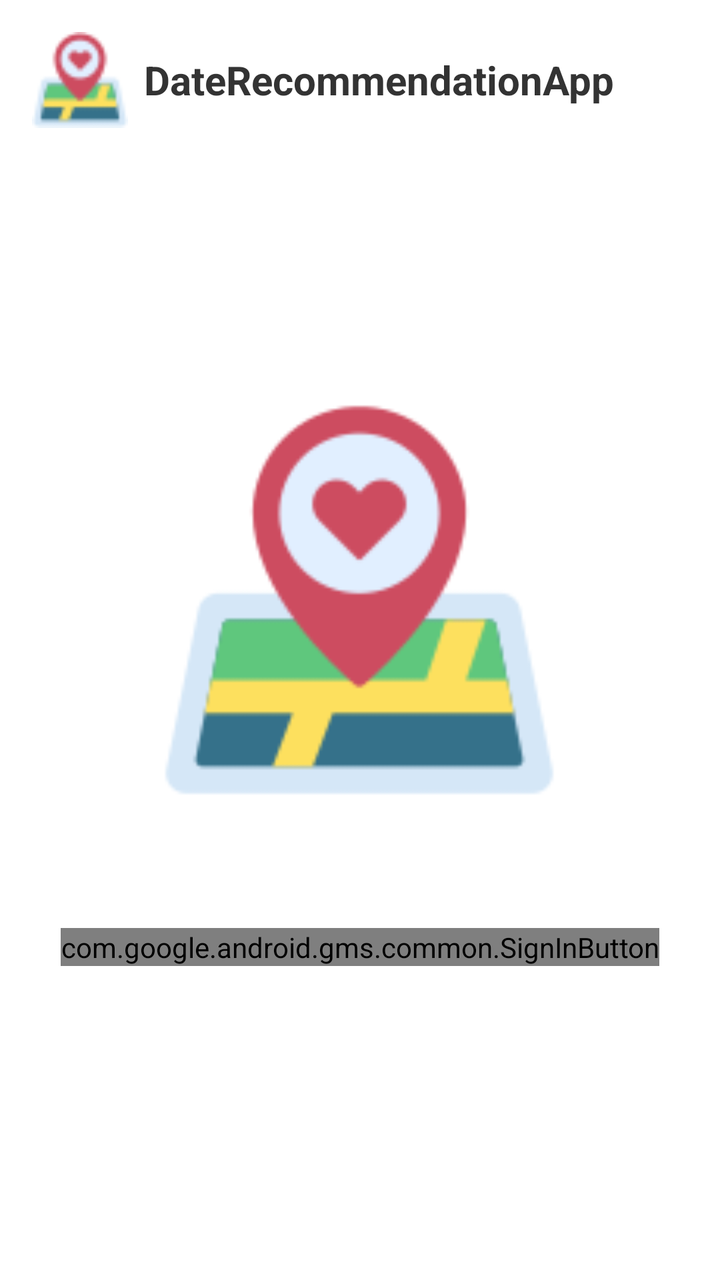
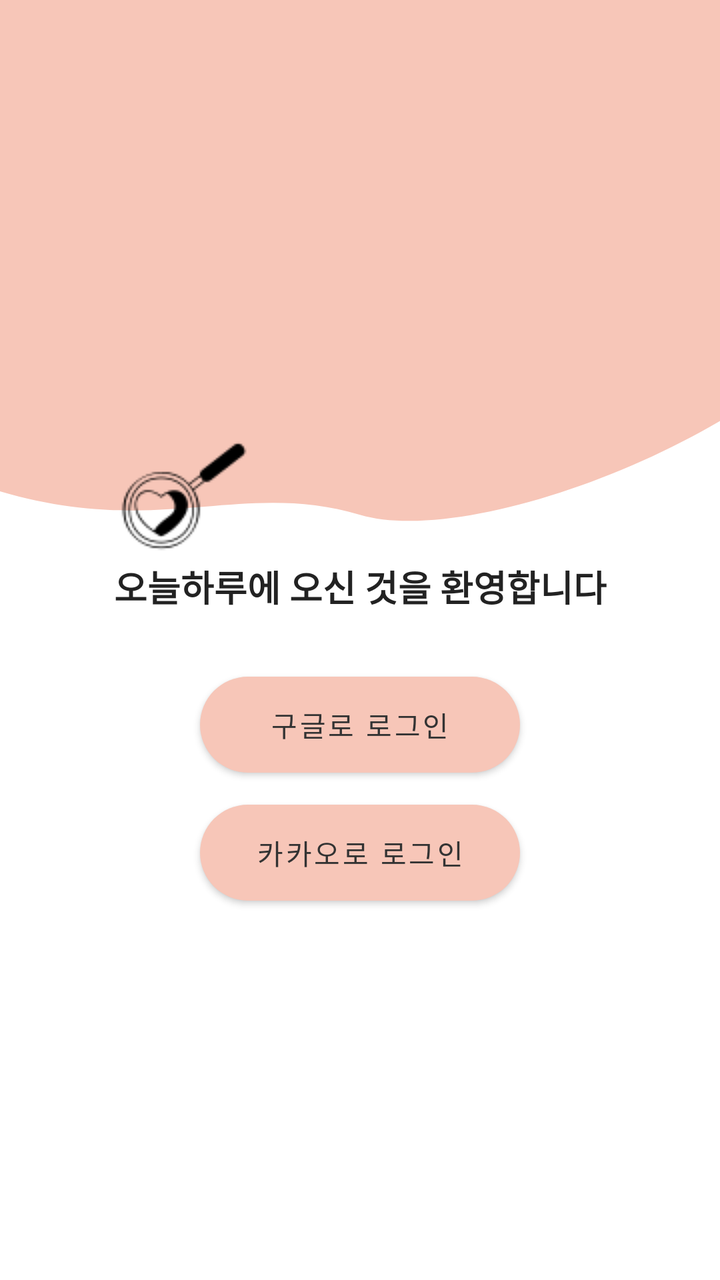

Before-and-after screenshots of an Android layout around one commit, followed by the original layout XML and the change that was made.
<!-- AndroidManifest.xml: application theme Theme.DateCourseRecommendApplication -->
<!-- res/layout/activity_login.xml -->
<?xml version="1.0" encoding="utf-8"?>
<androidx.constraintlayout.widget.ConstraintLayout
    xmlns:android="http://schemas.android.com/apk/res/android"
    xmlns:app="http://schemas.android.com/apk/res-auto"
    xmlns:tools="http://schemas.android.com/tools"
    android:id="@+id/loginLayout"
    android:layout_width="match_parent"
    android:layout_height="match_parent"
    android:background="#FFFFFF"
    tools:context=".Activity.LoginActivity">

    
    <LinearLayout
        android:id="@+id/headerLayout"
        android:layout_width="0dp"
        android:layout_height="wrap_content"
        android:orientation="horizontal"
        android:gravity="center_vertical"
        android:padding="16dp"
        app:layout_constraintTop_toTopOf="parent"
        app:layout_constraintStart_toStartOf="parent"
        app:layout_constraintEnd_toEndOf="parent">

        <ImageView
            android:id="@+id/imgLogo"
            android:layout_width="48dp"
            android:layout_height="48dp"
            android:src="@drawable/app_logo_color"
            android:contentDescription="App Logo"
            android:layout_marginEnd="8dp" />

        <TextView
            android:id="@+id/tvAppTitle"
            android:layout_width="wrap_content"
            android:layout_height="wrap_content"
            android:text="DateRecommendationApp"
            android:textSize="20sp"
            android:textStyle="bold"
            android:textColor="#333333" />
    </LinearLayout>

    

    
    <ImageView
        android:id="@+id/appLogo"
        android:layout_width="200dp"
        android:layout_height="200dp"
        android:layout_marginTop="200dp"
        android:layout_marginBottom="48dp"
        android:contentDescription="App Logo"
        android:src = "@drawable/app_logo_color_128px"
        app:layout_constraintEnd_toEndOf="parent"
        app:layout_constraintHorizontal_bias="0.497"
        app:layout_constraintStart_toStartOf="parent"
        app:layout_constraintTop_toTopOf="parent"
        app:layout_constraintVertical_bias="0.0"
        app:layout_constraintVertical_chainStyle="packed" />

    <com.google.android.gms.common.SignInButton
        android:id="@+id/btnGoogleSignIn"
        android:layout_width="wrap_content"
        android:layout_height="wrap_content"
        android:layout_marginTop="64dp"
        app:layout_constraintEnd_toEndOf="parent"
        app:layout_constraintStart_toStartOf="parent"
        app:layout_constraintTop_toBottomOf="@id/appLogo">
    </com.google.android.gms.common.SignInButton>


</androidx.constraintlayout.widget.ConstraintLayout>
<!-- resources referenced by this layout -->
<resources>
  <!-- drawable app_logo_color: png bitmap (drawable, 1473 bytes) -->
  <!-- drawable app_logo_color_128px: png bitmap (drawable, 5389 bytes) -->
  <style name="Theme.DateCourseRecommendApplication" parent="Theme.MaterialComponents.DayNight.NoActionBar">
      
  
      
      <item name="colorPrimary">@color/purple_500</item>
      <item name="colorPrimaryVariant">@color/purple_700</item>
      <item name="colorOnPrimary">@color/white</item>
      
      <item name="colorSecondary">@color/teal_200</item>
      <item name="colorSecondaryVariant">@color/teal_700</item>
      <item name="colorOnSecondary">@color/black</item>
      
      <item name="android:statusBarColor">?attr/colorPrimaryVariant</item>
      
  </style>
  <color name="purple_500">#FF6200EE</color>
  <color name="purple_700">#FF3700B3</color>
  <color name="white">#FFFFFFFF</color>
  <color name="teal_200">#FF03DAC5</color>
  <color name="teal_700">#FF018786</color>
  <color name="black">#FF000000</color>
</resources>

<!-- the commit's change to res/layout/activity_login.xml (unified diff, before → after) -->
@@ -2,70 +2,72 @@
 <androidx.constraintlayout.widget.ConstraintLayout
     xmlns:android="http://schemas.android.com/apk/res/android"
     xmlns:app="http://schemas.android.com/apk/res-auto"
-    xmlns:tools="http://schemas.android.com/tools"
-    android:id="@+id/loginLayout"
     android:layout_width="match_parent"
     android:layout_height="match_parent"
-    android:background="#FFFFFF"
-    tools:context=".Activity.LoginActivity">
+    android:background="@color/white">
 
     
-    <LinearLayout
-        android:id="@+id/headerLayout"
+    <View
+        android:id="@+id/topBackground"
         android:layout_width="0dp"
+        android:layout_height="0dp"
+        android:background="@drawable/bg_login_top_wave"
+        app:layout_constraintTop_toTopOf="parent"
+        app:layout_constraintBottom_toTopOf="@id/welcomeText"
+        app:layout_constraintStart_toStartOf="parent"
+        app:layout_constraintEnd_toEndOf="parent"
+        app:layout_constraintHeight_percent="0.55"/>
+
+    <ImageView
+        android:layout_width="wrap_content"
         android:layout_height="wrap_content"
-        android:orientation="horizontal"
-        android:gravity="center_vertical"
-        android:padding="16dp"
         app:layout_constraintTop_toTopOf="parent"
         app:layout_constraintStart_toStartOf="parent"
-        app:layout_constraintEnd_toEndOf="parent">
-
-        <ImageView
-            android:id="@+id/imgLogo"
-            android:layout_width="48dp"
-            android:layout_height="48dp"
-            android:src="@drawable/app_logo_color"
-            android:contentDescription="App Logo"
-            android:layout_marginEnd="8dp" />
-
-        <TextView
-            android:id="@+id/tvAppTitle"
-            android:layout_width="wrap_content"
-            android:layout_height="wrap_content"
-            android:text="DateRecommendationApp"
-            android:textSize="20sp"
-            android:textStyle="bold"
-            android:textColor="#333333" />
-    </LinearLayout>
+        android:layout_marginTop="216dp"
+        android:layout_marginStart="60dp"
+        android:src="@drawable/app_icon_64px"
+        />
 
     
+    <TextView
+        android:id="@+id/welcomeText"
+        android:layout_width="wrap_content"
+        android:layout_height="wrap_content"
+        android:text="오늘하루에 오신 것을 환영합니다"
+        android:textColor="#222222"
+        android:textSize="18sp"
+        android:textStyle="bold"
+        app:layout_constraintEnd_toEndOf="parent"
+        app:layout_constraintStart_toStartOf="parent"
+        app:layout_constraintTop_toTopOf="parent"
+        android:layout_marginTop="280dp"/>
 
     
-    <ImageView
-        android:id="@+id/appLogo"
-        android:layout_width="200dp"
-        android:layout_height="200dp"
-        android:layout_marginTop="200dp"
-        android:layout_marginBottom="48dp"
-        android:contentDescription="App Logo"
-        android:src = "@drawable/app_logo_color_128px"
+    <Button
+        android:id="@+id/btnGoogleSignIn"
+        android:layout_width="160dp"
+        android:layout_height="48dp"
+        android:text="구글로 로그인"
+        android:textColor="#333333"
+        app:backgroundTint="@null"
+        android:background="@drawable/bg_login_button"
+        app:layout_constraintTop_toBottomOf="@id/welcomeText"
+        app:layout_constraintStart_toStartOf="parent"
         app:layout_constraintEnd_toEndOf="parent"
-        app:layout_constraintHorizontal_bias="0.497"
+        android:layout_marginTop="32dp" />
+
+    
+    <Button
+        android:id="@+id/btnKakaoLogin"
+        android:layout_width="160dp"
+        android:layout_height="48dp"
+        android:text="카카오로 로그인"
+        android:textColor="#333333"
+        app:backgroundTint="@null"
+        android:background="@drawable/bg_login_button"
+        app:layout_constraintTop_toBottomOf="@id/btnGoogleSignIn"
         app:layout_constraintStart_toStartOf="parent"
-        app:layout_constraintTop_toTopOf="parent"
-        app:layout_constraintVertical_bias="0.0"
-        app:layout_constraintVertical_chainStyle="packed" />
-
-    <com.google.android.gms.common.SignInButton
-        android:id="@+id/btnGoogleSignIn"
-        android:layout_width="wrap_content"
-        android:layout_height="wrap_content"
-        android:layout_marginTop="64dp"
         app:layout_constraintEnd_toEndOf="parent"
-        app:layout_constraintStart_toStartOf="parent"
-        app:layout_constraintTop_toBottomOf="@id/appLogo">
-    </com.google.android.gms.common.SignInButton>
-
+        android:layout_marginTop="16dp"/>
 
 </androidx.constraintlayout.widget.ConstraintLayout>
<!-- resource entries referenced after the edit -->
@@ -1,27 +1,59 @@
 <!-- resources referenced by this layout -->
 <resources>
-  <!-- drawable app_logo_color: png bitmap (drawable, 1473 bytes) -->
-  <!-- drawable app_logo_color_128px: png bitmap (drawable, 5389 bytes) -->
-  <style name="Theme.DateCourseRecommendApplication" parent="Theme.MaterialComponents.DayNight.NoActionBar">
-      
+  <style name="Theme.DateCourseRecommendApplication" parent="Theme.MaterialComponents.Light.NoActionBar">
   
-      
-      <item name="colorPrimary">@color/purple_500</item>
-      <item name="colorPrimaryVariant">@color/purple_700</item>
-      <item name="colorOnPrimary">@color/white</item>
-      
-      <item name="colorSecondary">@color/teal_200</item>
-      <item name="colorSecondaryVariant">@color/teal_700</item>
-      <item name="colorOnSecondary">@color/black</item>
-      
-      <item name="android:statusBarColor">?attr/colorPrimaryVariant</item>
-      
-  </style>
+          <item name="colorPrimary">@color/purple_500</item>
+          <item name="colorPrimaryVariant">@color/purple_700</item>
+          <item name="colorOnPrimary">@color/white</item>
+  
+          <item name="colorSecondary">@color/teal_200</item>
+          <item name="colorSecondaryVariant">@color/teal_700</item>
+          <item name="colorOnSecondary">@color/black</item>
+  
+          <item name="android:statusBarColor">@color/top_bar_bg</item>
+          <item name="android:windowLightStatusBar">true</item>
+  
+      </style>
   <color name="purple_500">#FF6200EE</color>
   <color name="purple_700">#FF3700B3</color>
   <color name="white">#FFFFFFFF</color>
+  <!-- drawable app_icon_64px: png bitmap (drawable, 1844 bytes) -->
+  <!-- drawable bg_login_button (drawable) -->
+  <?xml version="1.0" encoding="utf-8"?>
+  <ripple xmlns:android="http://schemas.android.com/apk/res/android"
+      xmlns:app="http://schemas.android.com/apk/res-auto"
+      android:color="#B89489">
+  
+      <item>
+          <shape>
+              <corners android:radius="24dp"/>
+              <solid android:color="#F7C6B8"/>
+          </shape>
+      </item>
+  
+  </ripple>
+  <!-- drawable bg_login_top_wave (drawable) -->
+  <?xml version="1.0" encoding="utf-8"?>
+  <vector xmlns:android="http://schemas.android.com/apk/res/android"
+      android:width="360dp"
+      android:height="300dp"
+      android:viewportWidth="360"
+      android:viewportHeight="300">
+  
+      
+      <path
+          android:fillColor="#F7C6B8"
+          android:pathData="
+              M0,0
+              H360
+              V210
+              C300,240 220,260 180,250
+              C120,235 80,260 0,240
+              Z"/>
+  </vector>
   <color name="teal_200">#FF03DAC5</color>
   <color name="teal_700">#FF018786</color>
   <color name="black">#FF000000</color>
+  <color name="top_bar_bg">#F7C6B8</color>
 </resources>
 
